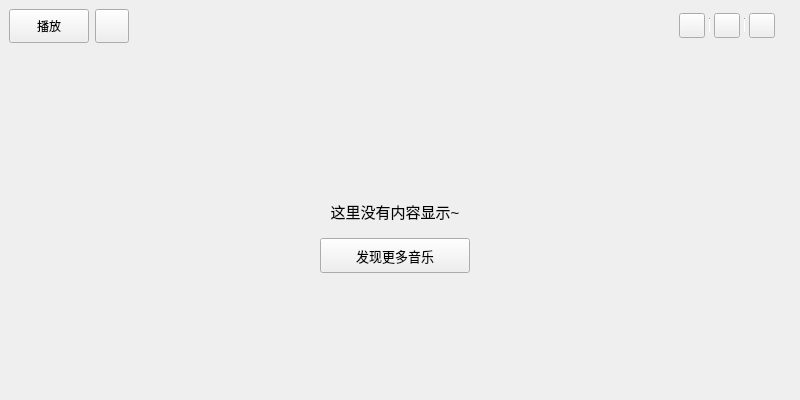
This is KuGouStart/PurchasedMusic/PaidSingle/PaidSingle.ui in a-mo-xi-wei/Qt-KuGouAppClient as Qt 5 draws it before an edit. The edited form follows.
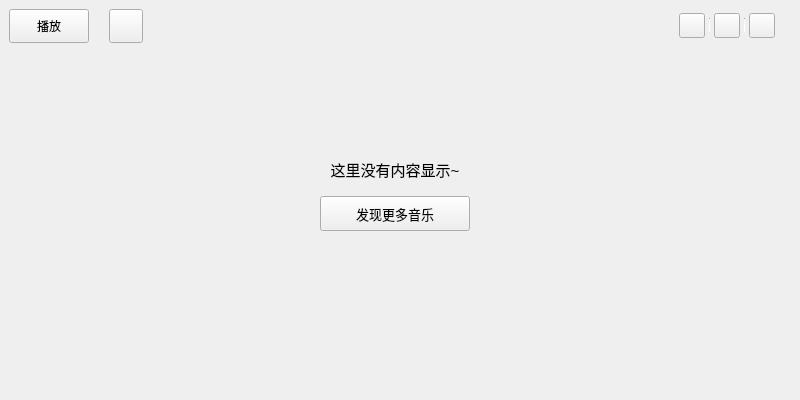
This is the edited form.

```diff
--- a/KuGouStart/PurchasedMusic/PaidSingle/PaidSingle.ui
+++ b/KuGouStart/PurchasedMusic/PaidSingle/PaidSingle.ui
@@ -23,6 +23,9 @@
    <item>
     <widget class="QWidget" name="widget" native="true">
      <layout class="QHBoxLayout" name="horizontalLayout">
+      <property name="spacing">
+       <number>20</number>
+      </property>
       <item>
        <widget class="QToolButton" name="single_play_toolButton">
         <property name="minimumSize">
@@ -226,7 +229,7 @@
    </item>
    <item>
     <widget class="QWidget" name="widget_4" native="true">
-     <layout class="QVBoxLayout" name="verticalLayout" stretch="1,1,1">
+     <layout class="QVBoxLayout" name="verticalLayout" stretch="2,1,3">
       <property name="topMargin">
        <number>0</number>
       </property>
```
